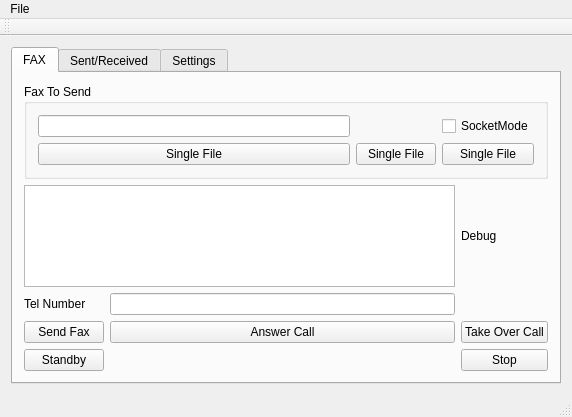
The window that mainwindow.ui (netpipe/QFax) describes before a commit, drawn with Qt 5.
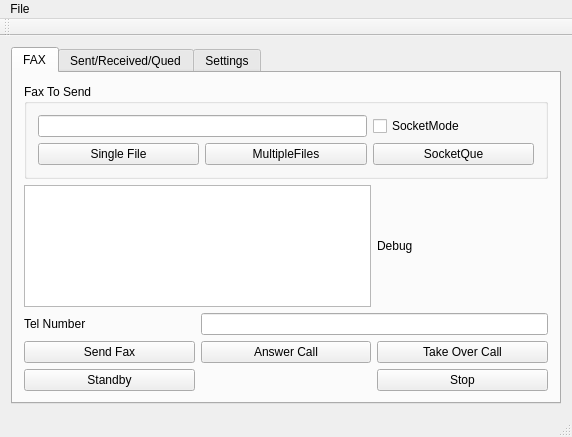
The same window after the commit. The open tabs and pages were chosen to show the change.

The edit to the form file:
```diff
--- a/mainwindow.ui
+++ b/mainwindow.ui
@@ -7,7 +7,7 @@
     <x>0</x>
     <y>0</y>
     <width>572</width>
-    <height>417</height>
+    <height>437</height>
    </rect>
   </property>
   <property name="windowTitle">
@@ -25,9 +25,6 @@
         <string>FAX</string>
        </attribute>
        <layout class="QGridLayout" name="gridLayout_3">
-        <item row="2" column="1">
-         <widget class="QLineEdit" name="lineEdit_2"/>
-        </item>
         <item row="4" column="2">
          <widget class="QPushButton" name="pushButton_8">
           <property name="text">
@@ -55,9 +52,6 @@
            <string>Fax To Send</string>
           </property>
           <layout class="QGridLayout" name="gridLayout_2">
-           <item row="0" column="0">
-            <widget class="QLineEdit" name="lineEdit"/>
-           </item>
            <item row="0" column="2">
             <widget class="QCheckBox" name="checkBox">
              <property name="text">
@@ -75,17 +69,20 @@
            <item row="1" column="1">
             <widget class="QPushButton" name="pushButton_3">
              <property name="text">
-              <string>Single File</string>
+              <string>MultipleFiles</string>
              </property>
             </widget>
            </item>
            <item row="1" column="2">
             <widget class="QPushButton" name="pushButton_4">
              <property name="text">
-              <string>Single File</string>
+              <string>SocketQue</string>
              </property>
             </widget>
            </item>
+           <item row="0" column="0" colspan="2">
+            <widget class="QLineEdit" name="lineEdit"/>
+           </item>
           </layout>
          </widget>
         </item>
@@ -120,11 +117,14 @@
           </property>
          </widget>
         </item>
+        <item row="2" column="1" colspan="2">
+         <widget class="QLineEdit" name="lineEdit_2"/>
+        </item>
        </layout>
       </widget>
       <widget class="QWidget" name="tab_9">
        <attribute name="title">
-        <string>Sent/Received</string>
+        <string>Sent/Received/Qued</string>
        </attribute>
        <layout class="QGridLayout" name="gridLayout_11">
         <item row="0" column="0">
```
Left out of the diff: 16 changed lines with no effect on the pictures.
